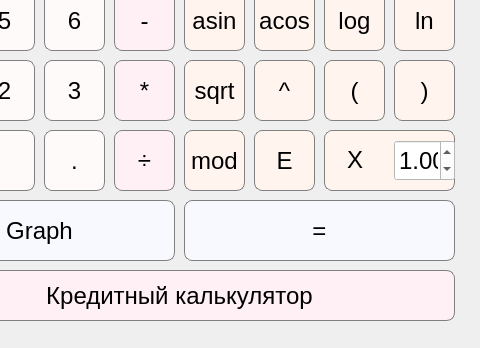
Before: the Qt Designer form src/a_vier_QT/mainwindow.ui in JettaJac/Calc_2.0, drawn with Qt 5; both pictures show x 126 to 606 and y 190 to 538 of the 606 by 538 pixel window.
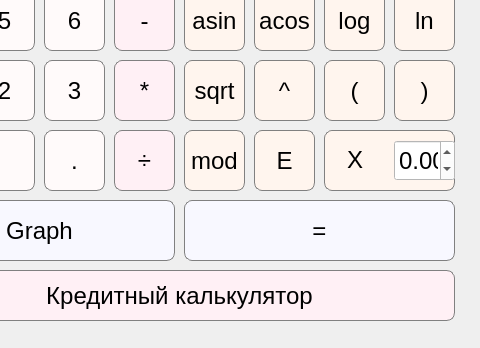
After: the same form once the commit is applied.

```diff
--- a/src/a_vier_QT/mainwindow.ui
+++ b/src/a_vier_QT/mainwindow.ui
@@ -1246,7 +1246,7 @@
      <double>0.000000000000000</double>
     </property>
     <property name="value">
-     <double>1.000000000000000</double>
+     <double>0.000000000000000</double>
     </property>
    </widget>
    <widget class="QPushButton" name="pushButton_graph">
```
Left out of the diff: 2 changed lines with no effect on the pictures.
